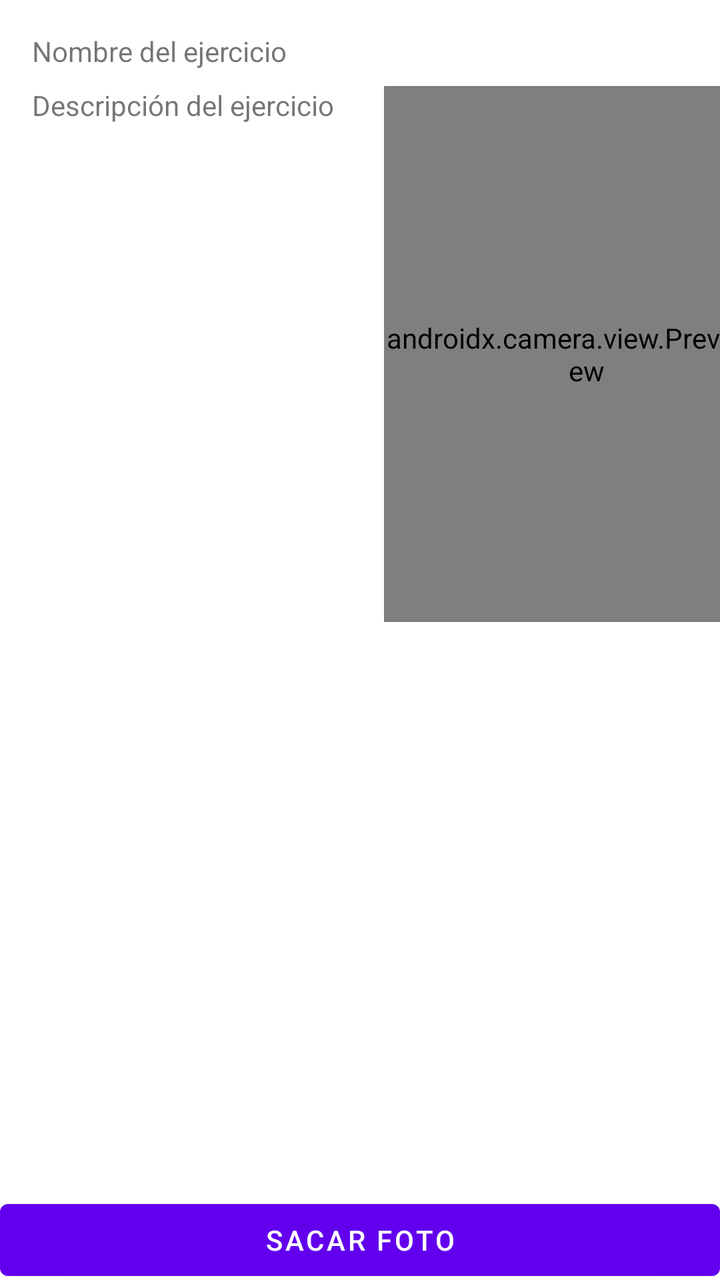
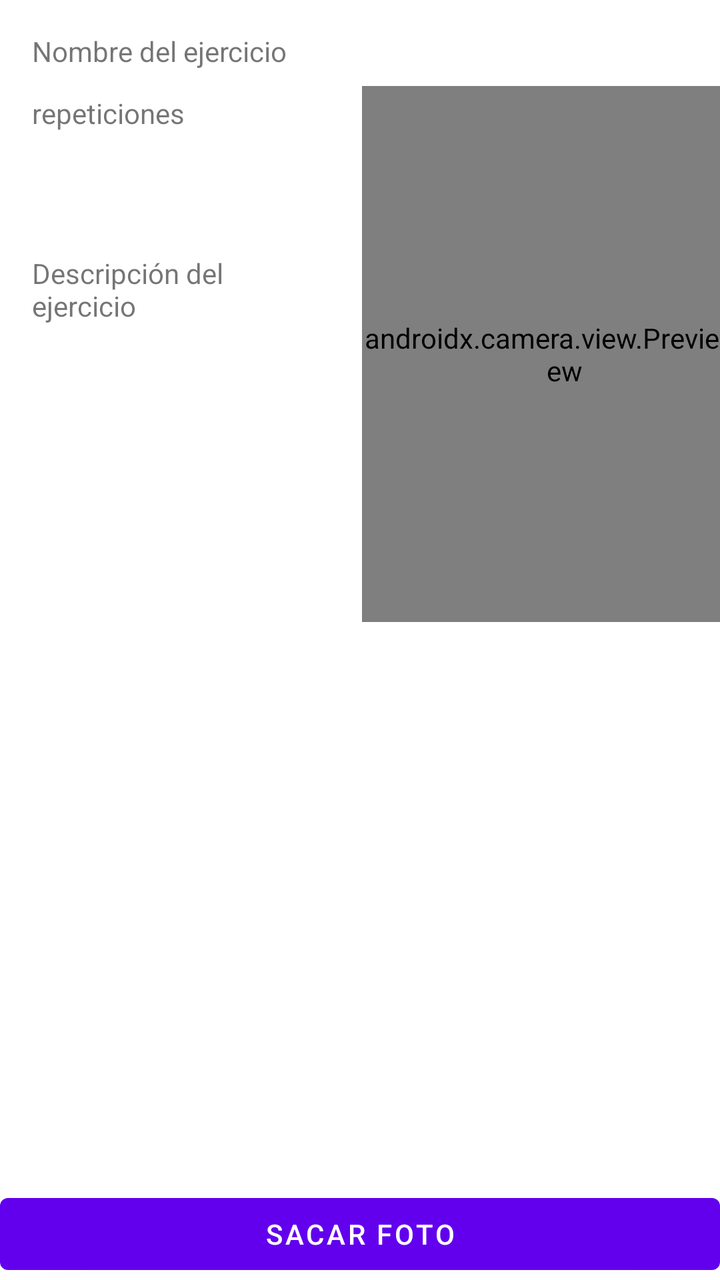

An Android layout rendered at two revisions. The XML below is the earlier revision; the diff shows what the commit changed to produce the second picture.
<!-- AndroidManifest.xml: application theme Theme.TrabajoAndroid -->
<!-- res/layout/activity_ejercicio.xml -->
<?xml version="1.0" encoding="utf-8"?>
<androidx.constraintlayout.widget.ConstraintLayout xmlns:android="http://schemas.android.com/apk/res/android"
    xmlns:app="http://schemas.android.com/apk/res-auto"
    xmlns:tools="http://schemas.android.com/tools"
    android:id="@+id/main"
    android:layout_width="match_parent"
    android:layout_height="match_parent"
    tools:context=".vista.EjercicioActivity">

    <TextView
        android:id="@+id/nombreTextView"
        android:layout_width="wrap_content"
        android:layout_height="wrap_content"
        android:layout_marginStart="16dp"
        android:layout_marginTop="16dp"
        android:text="Nombre del ejercicio"
        app:layout_constraintStart_toStartOf="parent"
        app:layout_constraintTop_toTopOf="parent" />

    <TextView
        android:id="@+id/descripcionTextView"
        android:layout_width="161dp"
        android:layout_height="270dp"
        android:layout_marginStart="16dp"
        android:layout_marginTop="8dp"
        android:text="Descripción del ejercicio"
        app:layout_constraintStart_toStartOf="parent"
        app:layout_constraintTop_toBottomOf="@+id/nombreTextView" />

    <androidx.camera.view.PreviewView
        android:id="@+id/previewView"
        android:layout_width="203dp"
        android:layout_height="268dp"
        android:layout_marginStart="15dp"
        android:layout_marginTop="43dp"
        app:layout_constraintStart_toEndOf="@+id/descripcionTextView"
        app:layout_constraintTop_toTopOf="parent" />

    <ImageView
        android:id="@+id/iv_visor"
        android:layout_width="180dp"
        android:layout_height="242dp"
        android:layout_marginStart="115dp"
        android:layout_marginTop="16dp"
        app:layout_constraintStart_toStartOf="parent"
        app:layout_constraintTop_toBottomOf="@+id/descripcionTextView" />

    <Button
        android:id="@+id/buttonCamera"
        android:layout_width="match_parent"
        android:layout_height="wrap_content"
        android:layout_marginTop="25dp"
        android:text="Sacar Foto"
        app:layout_constraintStart_toStartOf="parent"
        app:layout_constraintTop_toBottomOf="@+id/iv_visor" />

    <Button
        android:id="@+id/buttonTerminar"
        android:layout_width="match_parent"
        android:layout_height="wrap_content"
        android:layout_marginTop="84dp"
        android:text="Terminar Ejercicio"
        app:layout_constraintStart_toStartOf="parent"
        app:layout_constraintTop_toBottomOf="@+id/iv_visor" />
</androidx.constraintlayout.widget.ConstraintLayout>
<!-- resources referenced by this layout -->
<resources>
  <style name="Theme.TrabajoAndroid" parent="Theme.MaterialComponents.DayNight.DarkActionBar">
          
          <item name="colorPrimary">@color/purple_500</item>
          <item name="colorPrimaryVariant">@color/purple_700</item>
          <item name="colorOnPrimary">@color/white</item>
          
          <item name="colorSecondary">@color/teal_200</item>
          <item name="colorSecondaryVariant">@color/teal_700</item>
          <item name="colorOnSecondary">@color/black</item>
          
          <item name="android:statusBarColor">?attr/colorPrimaryVariant</item>
          
      </style>
  <color name="purple_500">#FF6200EE</color>
  <color name="purple_700">#FF3700B3</color>
  <color name="white">#FFFFFFFF</color>
  <color name="teal_200">#FF03DAC5</color>
  <color name="teal_700">#FF018786</color>
  <color name="black">#FF000000</color>
</resources>

<!-- the commit's change to res/layout/activity_ejercicio.xml (unified diff, before → after) -->
@@ -19,10 +19,10 @@
 
     <TextView
         android:id="@+id/descripcionTextView"
-        android:layout_width="161dp"
-        android:layout_height="270dp"
+        android:layout_width="150dp"
+        android:layout_height="183dp"
         android:layout_marginStart="16dp"
-        android:layout_marginTop="8dp"
+        android:layout_marginTop="92dp"
         android:text="Descripción del ejercicio"
         app:layout_constraintStart_toStartOf="parent"
         app:layout_constraintTop_toBottomOf="@+id/nombreTextView" />
@@ -62,4 +62,14 @@
         android:text="Terminar Ejercicio"
         app:layout_constraintStart_toStartOf="parent"
         app:layout_constraintTop_toBottomOf="@+id/iv_visor" />
+
+    <TextView
+        android:id="@+id/cantidadtextView"
+        android:layout_width="149dp"
+        android:layout_height="68dp"
+        android:layout_marginStart="16dp"
+        android:layout_marginTop="12dp"
+        android:text="repeticiones"
+        app:layout_constraintStart_toStartOf="parent"
+        app:layout_constraintTop_toBottomOf="@+id/nombreTextView" />
 </androidx.constraintlayout.widget.ConstraintLayout>
